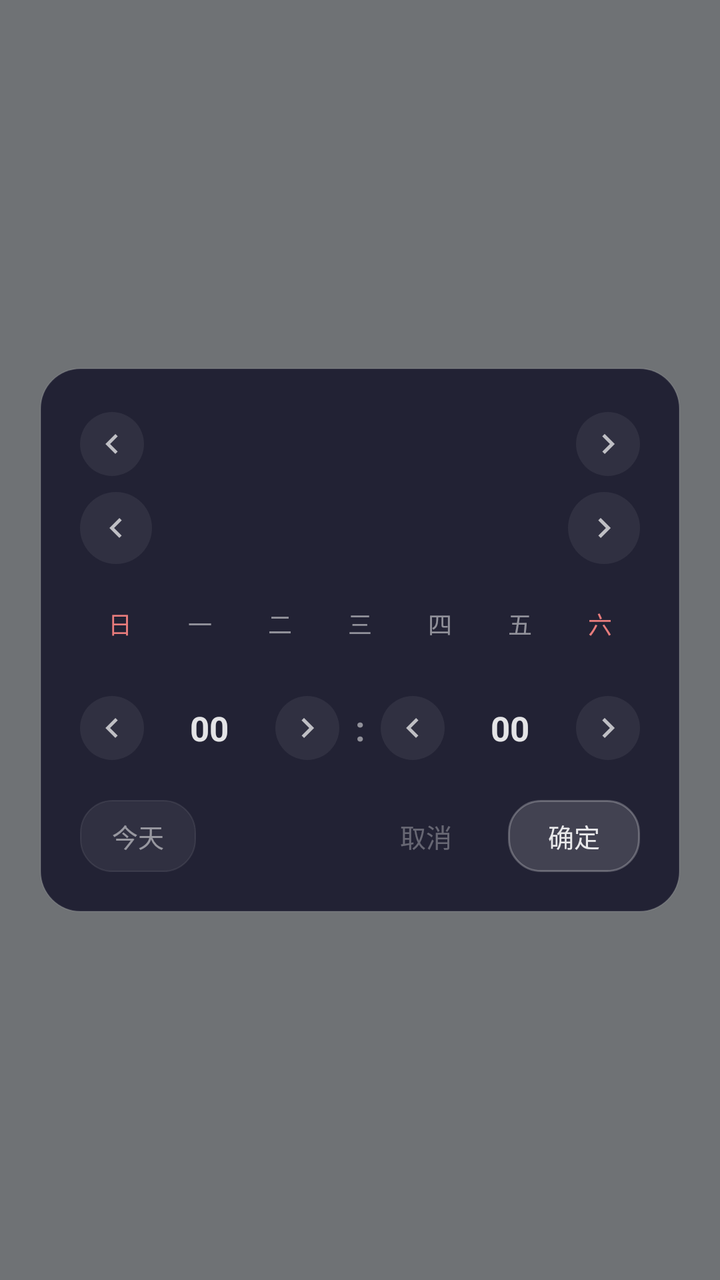
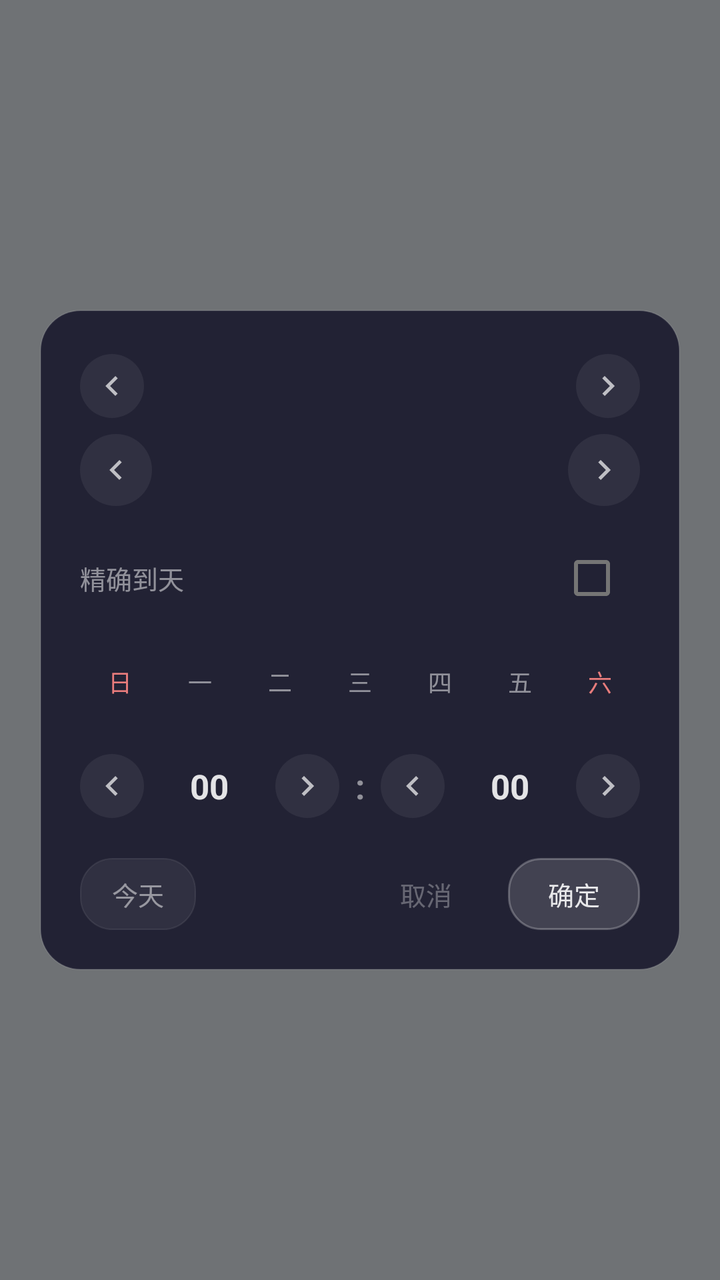

Two renders of the same Android screen: before a commit and after it. Below are the layout's source before the change and the commit's diff.
<!-- AndroidManifest.xml: application theme Theme.BillBook -->
<!-- res/layout/dialog_anime_date_picker.xml -->
<?xml version="1.0" encoding="utf-8"?>
<FrameLayout xmlns:android="http://schemas.android.com/apk/res/android"
    android:layout_width="match_parent"
    android:layout_height="match_parent"
    android:background="#80000000"
    android:clickable="true"
    android:focusable="true">

    
    <LinearLayout
        android:id="@+id/datePickerCard"
        android:layout_width="320dp"
        android:layout_height="wrap_content"
        android:layout_gravity="center"
        android:background="@drawable/bg_anime_dialog"
        android:orientation="vertical"
        android:padding="20dp">

        
        <LinearLayout
            android:layout_width="match_parent"
            android:layout_height="36dp"
            android:gravity="center_vertical"
            android:orientation="horizontal">

            <ImageView
                android:id="@+id/btnPrevYear"
                android:layout_width="32dp"
                android:layout_height="32dp"
                android:background="@drawable/bg_anime_nav_arrow"
                android:padding="6dp"
                android:src="@drawable/ic_arrow_prev_white"
                android:clickable="true"
                android:focusable="true" />

            <TextView
                android:id="@+id/tvYearTitle"
                android:layout_width="0dp"
                android:layout_height="wrap_content"
                android:layout_weight="1"
                android:gravity="center"
                android:textColor="@color/anime_text_secondary"
                android:textSize="14sp" />

            <ImageView
                android:id="@+id/btnNextYear"
                android:layout_width="32dp"
                android:layout_height="32dp"
                android:background="@drawable/bg_anime_nav_arrow"
                android:padding="6dp"
                android:src="@drawable/ic_arrow_next_white"
                android:clickable="true"
                android:focusable="true" />
        </LinearLayout>

        
        <LinearLayout
            android:layout_width="match_parent"
            android:layout_height="40dp"
            android:layout_marginTop="4dp"
            android:gravity="center_vertical"
            android:orientation="horizontal">

            <ImageView
                android:id="@+id/btnPrevMonth"
                android:layout_width="36dp"
                android:layout_height="36dp"
                android:background="@drawable/bg_anime_nav_arrow"
                android:padding="8dp"
                android:src="@drawable/ic_arrow_prev_white"
                android:clickable="true"
                android:focusable="true" />

            <TextView
                android:id="@+id/tvMonthTitle"
                android:layout_width="0dp"
                android:layout_height="wrap_content"
                android:layout_weight="1"
                android:gravity="center"
                android:textColor="@color/anime_text_primary"
                android:textSize="17sp"
                android:textStyle="bold" />

            <ImageView
                android:id="@+id/btnNextMonth"
                android:layout_width="36dp"
                android:layout_height="36dp"
                android:background="@drawable/bg_anime_nav_arrow"
                android:padding="8dp"
                android:src="@drawable/ic_arrow_next_white"
                android:clickable="true"
                android:focusable="true" />
        </LinearLayout>

        
        <LinearLayout
            android:layout_width="match_parent"
            android:layout_height="32dp"
            android:layout_marginTop="12dp"
            android:orientation="horizontal">

            <TextView android:id="@+id/weekday0" android:layout_width="0dp" android:layout_height="match_parent" android:layout_weight="1" android:gravity="center" android:text="日" android:textColor="#E87C7C" android:textSize="12sp" />
            <TextView android:id="@+id/weekday1" android:layout_width="0dp" android:layout_height="match_parent" android:layout_weight="1" android:gravity="center" android:text="一" android:textColor="@color/anime_text_secondary" android:textSize="12sp" />
            <TextView android:id="@+id/weekday2" android:layout_width="0dp" android:layout_height="match_parent" android:layout_weight="1" android:gravity="center" android:text="二" android:textColor="@color/anime_text_secondary" android:textSize="12sp" />
            <TextView android:id="@+id/weekday3" android:layout_width="0dp" android:layout_height="match_parent" android:layout_weight="1" android:gravity="center" android:text="三" android:textColor="@color/anime_text_secondary" android:textSize="12sp" />
            <TextView android:id="@+id/weekday4" android:layout_width="0dp" android:layout_height="match_parent" android:layout_weight="1" android:gravity="center" android:text="四" android:textColor="@color/anime_text_secondary" android:textSize="12sp" />
            <TextView android:id="@+id/weekday5" android:layout_width="0dp" android:layout_height="match_parent" android:layout_weight="1" android:gravity="center" android:text="五" android:textColor="@color/anime_text_secondary" android:textSize="12sp" />
            <TextView android:id="@+id/weekday6" android:layout_width="0dp" android:layout_height="match_parent" android:layout_weight="1" android:gravity="center" android:text="六" android:textColor="#E87C7C" android:textSize="12sp" />
        </LinearLayout>

        
        <androidx.recyclerview.widget.RecyclerView
            android:id="@+id/rvDays"
            android:layout_width="match_parent"
            android:layout_height="wrap_content"
            android:layout_marginTop="4dp"
            android:overScrollMode="never" />

        
        <LinearLayout
            android:layout_width="match_parent"
            android:layout_height="40dp"
            android:layout_marginTop="12dp"
            android:gravity="center_vertical"
            android:orientation="horizontal">

            <ImageView
                android:id="@+id/btnPrevHour"
                android:layout_width="32dp"
                android:layout_height="32dp"
                android:background="@drawable/bg_anime_nav_arrow"
                android:padding="6dp"
                android:src="@drawable/ic_arrow_prev_white"
                android:clickable="true"
                android:focusable="true" />

            <TextView
                android:id="@+id/tvHour"
                android:layout_width="0dp"
                android:layout_height="wrap_content"
                android:layout_weight="1"
                android:gravity="center"
                android:text="00"
                android:textColor="@color/anime_text_primary"
                android:textSize="17sp"
                android:textStyle="bold" />

            <ImageView
                android:id="@+id/btnNextHour"
                android:layout_width="32dp"
                android:layout_height="32dp"
                android:background="@drawable/bg_anime_nav_arrow"
                android:padding="6dp"
                android:src="@drawable/ic_arrow_next_white"
                android:clickable="true"
                android:focusable="true" />

            <TextView
                android:layout_width="wrap_content"
                android:layout_height="wrap_content"
                android:layout_marginHorizontal="8dp"
                android:gravity="center"
                android:text=":"
                android:textColor="@color/anime_text_secondary"
                android:textSize="17sp"
                android:textStyle="bold" />

            <ImageView
                android:id="@+id/btnPrevMinute"
                android:layout_width="32dp"
                android:layout_height="32dp"
                android:background="@drawable/bg_anime_nav_arrow"
                android:padding="6dp"
                android:src="@drawable/ic_arrow_prev_white"
                android:clickable="true"
                android:focusable="true" />

            <TextView
                android:id="@+id/tvMinute"
                android:layout_width="0dp"
                android:layout_height="wrap_content"
                android:layout_weight="1"
                android:gravity="center"
                android:text="00"
                android:textColor="@color/anime_text_primary"
                android:textSize="17sp"
                android:textStyle="bold" />

            <ImageView
                android:id="@+id/btnNextMinute"
                android:layout_width="32dp"
                android:layout_height="32dp"
                android:background="@drawable/bg_anime_nav_arrow"
                android:padding="6dp"
                android:src="@drawable/ic_arrow_next_white"
                android:clickable="true"
                android:focusable="true" />
        </LinearLayout>

        
        <LinearLayout
            android:layout_width="match_parent"
            android:layout_height="wrap_content"
            android:layout_marginTop="16dp"
            android:gravity="center_vertical"
            android:orientation="horizontal">

            <TextView
                android:id="@+id/btnToday"
                android:layout_width="wrap_content"
                android:layout_height="36dp"
                android:background="@drawable/bg_anime_pay_chip"
                android:gravity="center"
                android:paddingHorizontal="16dp"
                android:text="今天"
                android:textColor="@color/anime_text_secondary"
                android:textSize="13sp"
                android:clickable="true"
                android:focusable="true" />

            <View
                android:layout_width="0dp"
                android:layout_height="0dp"
                android:layout_weight="1" />

            <TextView
                android:id="@+id/btnCancel"
                android:layout_width="wrap_content"
                android:layout_height="36dp"
                android:gravity="center"
                android:paddingHorizontal="16dp"
                android:text="取消"
                android:textColor="@color/anime_text_hint"
                android:textSize="13sp"
                android:clickable="true"
                android:focusable="true" />

            <TextView
                android:id="@+id/btnConfirm"
                android:layout_width="wrap_content"
                android:layout_height="36dp"
                android:layout_marginStart="12dp"
                android:background="@drawable/bg_anime_pay_chip_selected"
                android:gravity="center"
                android:paddingHorizontal="20dp"
                android:text="确定"
                android:textColor="@color/anime_text_primary"
                android:textSize="13sp"
                android:clickable="true"
                android:focusable="true" />
        </LinearLayout>
    </LinearLayout>
</FrameLayout>
<!-- resources referenced by this layout -->
<resources>
  <color name="anime_text_hint">#50FFFFFF</color>
  <color name="anime_text_primary">#E0FFFFFF</color>
  <color name="anime_text_secondary">#80FFFFFF</color>
  <!-- drawable bg_anime_dialog (drawable) -->
  <?xml version="1.0" encoding="utf-8"?>
  <shape xmlns:android="http://schemas.android.com/apk/res/android"
      android:shape="rectangle">
      <solid android:color="#E61A1A2E" />
      <corners android:radius="20dp" />
      <stroke
          android:width="0.5dp"
          android:color="#18FFFFFF" />
  </shape>
  <!-- drawable bg_anime_nav_arrow (drawable) -->
  <?xml version="1.0" encoding="utf-8"?>
  <shape xmlns:android="http://schemas.android.com/apk/res/android"
      android:shape="oval">
      <solid android:color="#10FFFFFF" />
  </shape>
  <!-- drawable bg_anime_pay_chip (drawable) -->
  <?xml version="1.0" encoding="utf-8"?>
  <shape xmlns:android="http://schemas.android.com/apk/res/android"
      android:shape="rectangle">
      <solid android:color="#10FFFFFF" />
      <corners android:radius="16dp" />
      <stroke
          android:width="0.5dp"
          android:color="#15FFFFFF" />
  </shape>
  <!-- drawable bg_anime_pay_chip_selected (drawable) -->
  <?xml version="1.0" encoding="utf-8"?>
  <shape xmlns:android="http://schemas.android.com/apk/res/android"
      android:shape="rectangle">
      <solid android:color="#25FFFFFF" />
      <corners android:radius="16dp" />
      <stroke
          android:width="1dp"
          android:color="#40FFFFFF" />
  </shape>
  <!-- drawable ic_arrow_next_white (drawable) -->
  <vector xmlns:android="http://schemas.android.com/apk/res/android"
      android:width="24dp"
      android:height="24dp"
      android:viewportWidth="24"
      android:viewportHeight="24">
      <path
          android:fillColor="#B0FFFFFF"
          android:pathData="M10,6L8.59,7.41 13.17,12l-4.58,4.59L10,18l6,-6z" />
  </vector>
  <!-- drawable ic_arrow_prev_white (drawable) -->
  <vector xmlns:android="http://schemas.android.com/apk/res/android"
      android:width="24dp"
      android:height="24dp"
      android:viewportWidth="24"
      android:viewportHeight="24">
      <path
          android:fillColor="#B0FFFFFF"
          android:pathData="M15.41,7.41L14,6l-6,6 6,6 1.41,-1.41L10.83,12z" />
  </vector>
  <style name="Theme.BillBook" parent="Theme.MaterialComponents.Light.NoActionBar">
          <item name="colorPrimary">@color/colorPrimary</item>
          <item name="colorPrimaryDark">@color/colorPrimaryDark</item>
          <item name="colorAccent">@color/colorAccent</item>
          <item name="android:windowBackground">@color/bg_page</item>
          <item name="android:statusBarColor">@android:color/transparent</item>
          <item name="android:navigationBarColor">@android:color/transparent</item>
          <item name="android:windowLightNavigationBar">true</item>
      </style>
  <color name="colorPrimary">#6B8DD6</color>
  <color name="colorPrimaryDark">#5A7BC8</color>
  <color name="colorAccent">#8BA7E8</color>
  <color name="bg_page">#E0E5EC</color>
</resources>

<!-- the commit's change to res/layout/dialog_anime_date_picker.xml (unified diff, before → after) -->
@@ -95,6 +95,29 @@
         
         <LinearLayout
             android:layout_width="match_parent"
+            android:layout_height="wrap_content"
+            android:layout_marginTop="10dp"
+            android:gravity="center_vertical"
+            android:orientation="horizontal">
+
+            <TextView
+                android:layout_width="0dp"
+                android:layout_height="wrap_content"
+                android:layout_weight="1"
+                android:text="精确到天"
+                android:textColor="@color/anime_text_secondary"
+                android:textSize="13sp" />
+
+            <CheckBox
+                android:id="@+id/switchDayPrecision"
+                android:layout_width="wrap_content"
+                android:layout_height="wrap_content" />
+        </LinearLayout>
+
+        
+        <LinearLayout
+            android:id="@+id/weekdayRow"
+            android:layout_width="match_parent"
             android:layout_height="32dp"
             android:layout_marginTop="12dp"
             android:orientation="horizontal">
@@ -118,6 +141,7 @@
 
         
         <LinearLayout
+            android:id="@+id/layoutTimePicker"
             android:layout_width="match_parent"
             android:layout_height="40dp"
             android:layout_marginTop="12dp"
